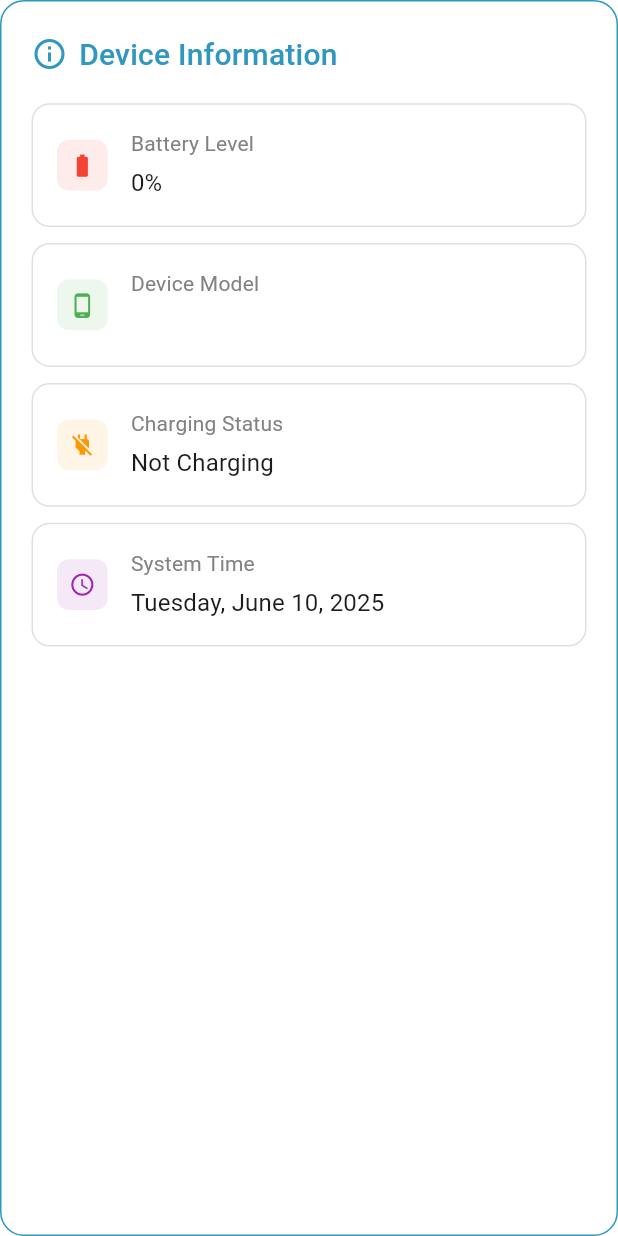
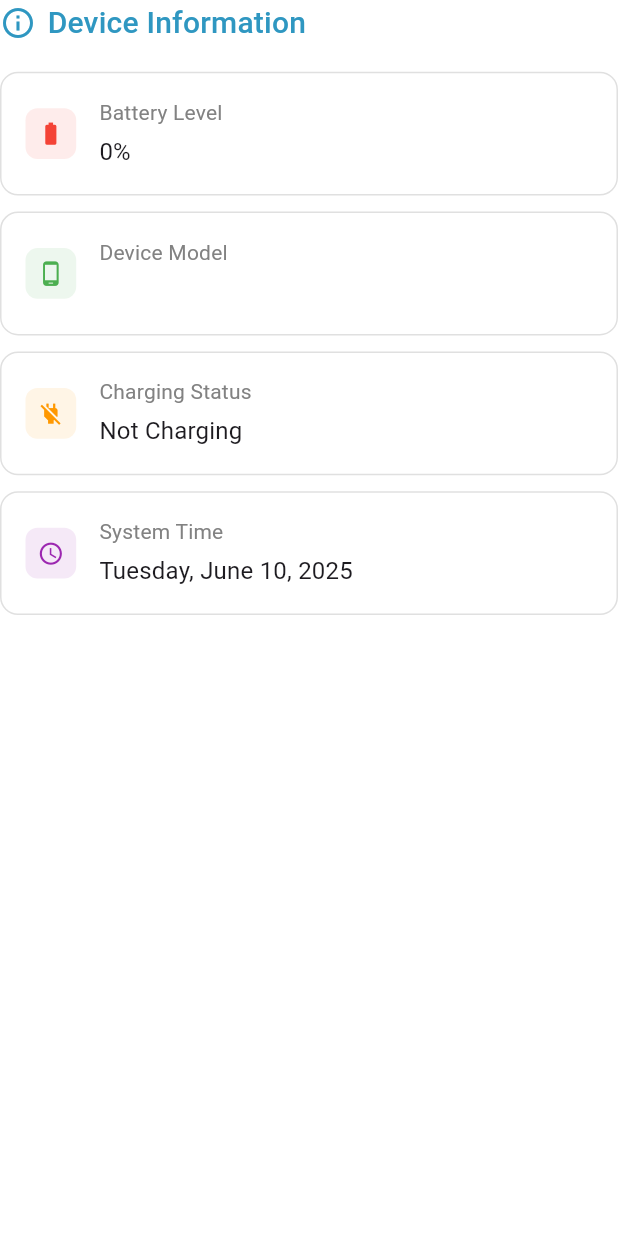
Before and after one commit to AlexxyQQ/varosa_task, a Flutter app: the DeviceInfoCardWidget widget shown alone on an empty page, opened directly with empty values, on a phone screen of 412 x 824 dp. Run offline on Flutter 3.47's test engine with Material 3 defaults, Android fonts, the light colour scheme and no system bars; drawn by our look-alikes of overlay_support, upgrader; our stand-ins replace auto_route, cached_network_image, dio, easy_localization, equatable, flutter_bloc and 10 more; accounts and stored records are empty.

Commit message:
Refactor: - Updated DeviceInfoPage to conditionally display the Get Device Information button based on device info state. - Enhanced DeviceInfoCardWidget with a RefreshIndicator for fetching device info and improved layout structure. - Adjusted DeviceInfo model to handle battery level and system time parsing more robustly.

```diff
--- a/lib/features/device_info/presentation/pages/device_info_page.dart
+++ b/lib/features/device_info/presentation/pages/device_info_page.dart
@@ -37,11 +37,13 @@ class DeviceInfoPage extends StatelessWidget implements AutoRouteWrapper {
             return Column(
               crossAxisAlignment: CrossAxisAlignment.stretch,
               children: [
+                if (state.deviceInfo == null)
                   AppButton.primary(
                     onPressed: state.isLoading
                         ? null
                         : () => _getDeviceInfo(context),
                     label: 'Get Device Information',
+                    isLoading: state.isLoading,
                   ),
                 AppSize.verticalMargin24,
                 if (state.error != null)
--- a/lib/features/device_info/presentation/widgets/device_info_card.widget.dart
+++ b/lib/features/device_info/presentation/widgets/device_info_card.widget.dart
@@ -1,5 +1,7 @@
 import 'package:device_info_channel/device_info_channel.dart';
 import 'package:flutter/material.dart';
+import 'package:flutter_bloc/flutter_bloc.dart';
+import 'package:flutter_screenutil/flutter_screenutil.dart';
 
 import '../../../../config/constants/colors/primitive_colors.constant.dart';
 import '../../../../config/constants/date_time/date_time_formatter_string.constant.dart';
@@ -7,6 +9,7 @@ import '../../../../config/constants/fonts/app_text_style.dart';
 import '../../../../config/constants/size/app_size.constant.dart';
 import '../../../../core/common/presentation/extensions/date_time_helper.extension.dart';
 import '../../../../core/common/presentation/views/widgets/app_text.widget.dart';
+import '../bloc/device_info.bloc.dart';
 import 'info_card.widget.dart';
 
 class DeviceInfoCardWidget extends StatelessWidget {
@@ -16,13 +19,19 @@ class DeviceInfoCardWidget extends StatelessWidget {
 
   @override
   Widget build(BuildContext context) {
-    return Expanded(
+    return RefreshIndicator(
+      onRefresh: () async {
+        context.read<DeviceInfoBloc>().add(const FetchDeviceInfoEvent());
+        await Future.delayed(const Duration(milliseconds: 500));
+      },
+      color: PrimitiveColors.blue,
+      backgroundColor: Colors.white,
+      child: DecoratedBox(
+        decoration: const BoxDecoration(borderRadius: AppSize.allRadius16),
+        child: SingleChildScrollView(
+          physics: const AlwaysScrollableScrollPhysics(),
           child: Container(
-        padding: AppSize.allPadding20,
-        decoration: BoxDecoration(
-          borderRadius: AppSize.allRadius16,
-          border: Border.all(color: PrimitiveColors.blue),
-        ),
+            constraints: BoxConstraints(minHeight: 0.7.sh),
             child: Column(
               crossAxisAlignment: CrossAxisAlignment.start,
               children: [
@@ -76,6 +85,8 @@ class DeviceInfoCardWidget extends StatelessWidget {
               ],
             ),
           ),
+        ),
+      ),
     );
   }
 
```
Also changed, not shown: packages/device_info_channel/lib/device_info_channel.dart (+4 -3 lines). Lines whose indentation alone changed are shown as unchanged.
